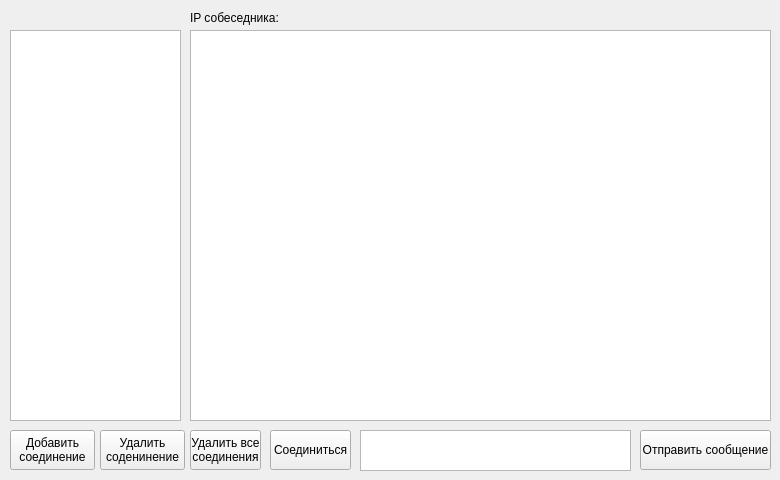
This is mainwindow.ui in JazzmanDV/Course_chat as Qt 5 draws it before an edit. The edited form follows.
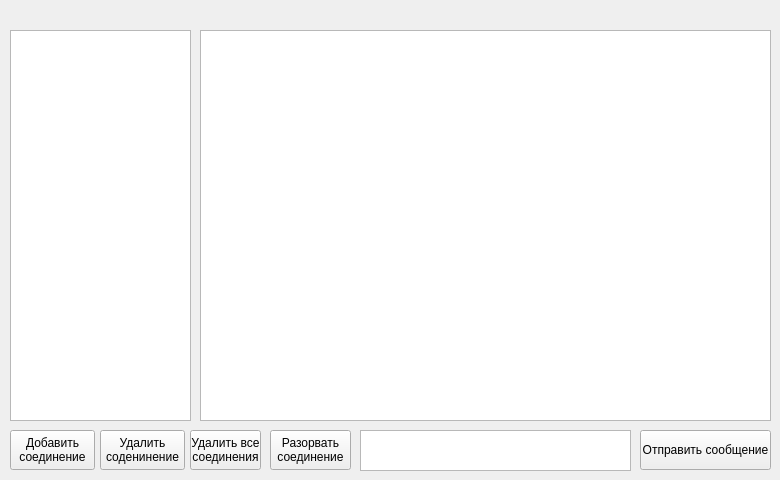
This is the edited form.

Patch:
```diff
--- a/mainwindow.ui
+++ b/mainwindow.ui
@@ -140,9 +140,9 @@
     </property>
     <property name="geometry">
      <rect>
-      <x>190</x>
+      <x>200</x>
       <y>30</y>
-      <width>581</width>
+      <width>571</width>
       <height>391</height>
      </rect>
     </property>
@@ -150,25 +150,12 @@
      <bool>true</bool>
     </property>
    </widget>
-   <widget class="QLabel" name="connectionIPLabel">
-    <property name="geometry">
-     <rect>
-      <x>190</x>
-      <y>10</y>
-      <width>231</width>
-      <height>16</height>
-     </rect>
-    </property>
-    <property name="text">
-     <string>IP собеседника:</string>
-    </property>
-   </widget>
    <widget class="QListWidget" name="connectionList">
     <property name="geometry">
      <rect>
       <x>10</x>
       <y>30</y>
-      <width>171</width>
+      <width>181</width>
       <height>391</height>
      </rect>
     </property>
@@ -183,7 +170,8 @@
      </rect>
     </property>
     <property name="text">
-     <string>Соединиться</string>
+     <string>Разорвать
+соединение</string>
     </property>
    </widget>
   </widget>
```
Left out of the diff: 4 changed lines with no effect on the pictures.
